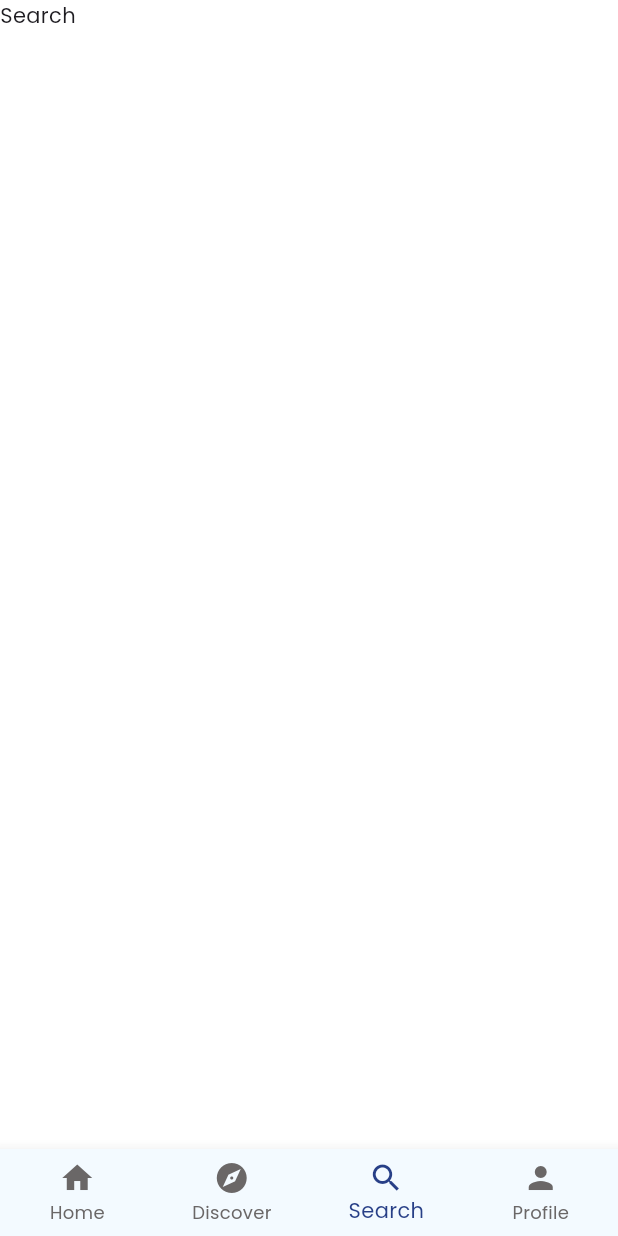
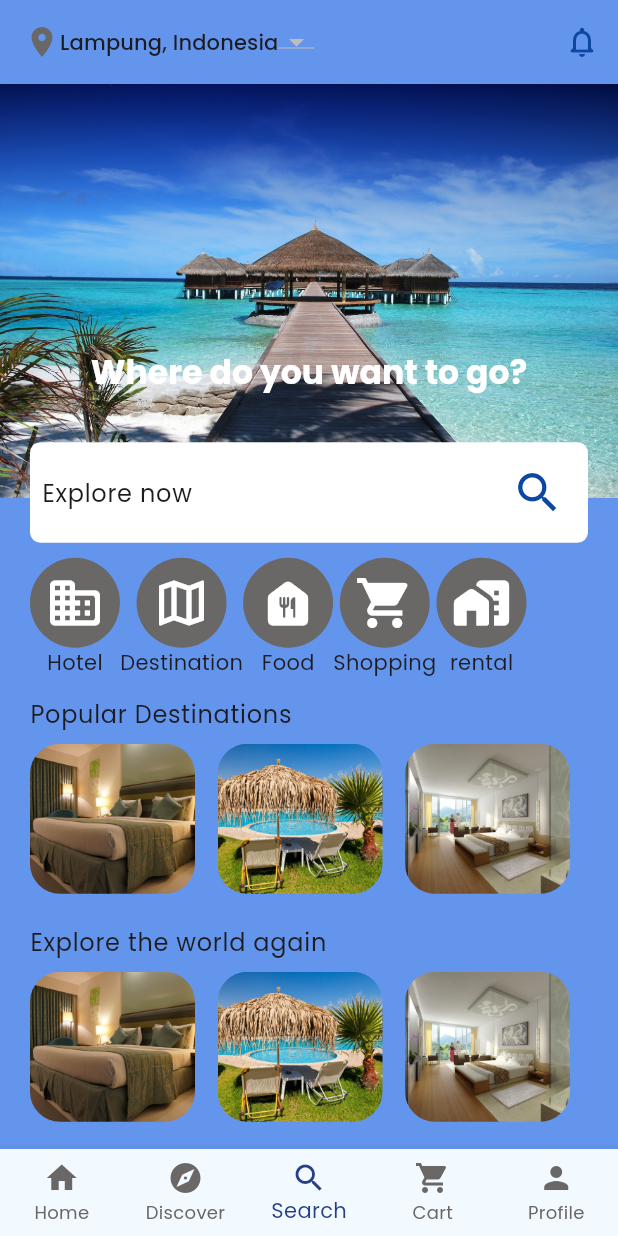
Before and after one commit to LizWahome/Dala, a Flutter app: the DashBoardPage screen opened by its route, item 3 of the bottom bar chosen, on a phone screen of 412 x 824 dp. Run offline on Flutter 3.47's test engine with Material 3 defaults, Android fonts, the phone set to English and light mode, and no system bars; drawn by our look-alikes of overlay_support; our stand-ins replace flex_color_scheme, flutter_rating_bar, flutter_riverpod, go_router, google_fonts, smooth_page_indicator.

Commit message:
discover/search

```diff
--- a/lib/common/widgets/horizontal_list.dart
+++ b/lib/common/widgets/horizontal_list.dart
@@ -3,8 +3,21 @@ import 'package:delivery_app/features/dashboard/home/models/models.dart';
 import 'package:flutter/material.dart';
 
 class HorizontalList extends StatefulWidget {
+  final double? height;
+  final double? width;
+  final double? boxHeight;
+  final double? sizedBox;
+  final Widget? widget;
+  final bool isText;
+  final double? borderRadius;
   const HorizontalList(
-      {super.key});
+      {super.key,
+      this.height,
+      this.width,
+      this.boxHeight,
+      this.sizedBox,
+      this.widget,
+      this.isText = false, this.borderRadius});
 
   @override
   State<HorizontalList> createState() => _HorizontalListState();
@@ -31,7 +44,7 @@ class _HorizontalListState extends State<HorizontalList> {
   @override
   Widget build(BuildContext context) {
     return SizedBox(
-      height: 200,
+      height: widget.boxHeight ?? 200,
       child: ListView.separated(
           scrollDirection: Axis.horizontal,
           itemBuilder: (context, index) {
@@ -39,17 +52,20 @@ class _HorizontalListState extends State<HorizontalList> {
             return Column(
               children: [
                 Container(
-                  width: 160,
-                  height: 160,
+                  width: widget.width ?? 160,
+                  height: widget.height ?? 160,
                   decoration: BoxDecoration(
-                      borderRadius: BorderRadius.circular(30),
+                      borderRadius: BorderRadius.circular(widget.borderRadius?? 30),
                       image: DecorationImage(
                           fit: BoxFit.cover,
                           image: AssetImage(recomend.image))),
                 ),
-                Text(
+                widget.isText
+                    ? SizedBox()
+                    : Text(
                         recomend.text,
                       ),
+                widget.widget ??
                     Row(
                       children: [
                         Icon(
@@ -67,12 +83,12 @@ class _HorizontalListState extends State<HorizontalList> {
                           recomend.distance,
                         )
                       ],
-                )
+                    ),
               ],
             );
           },
           separatorBuilder: (context, index) {
-            return const SizedBox(width: 15);
+            return SizedBox(width: widget.sizedBox ?? 15);
           },
           itemCount: recommended.length),
     );
--- a/lib/features/dashboard/view/dashboard.dart
+++ b/lib/features/dashboard/view/dashboard.dart
@@ -1,5 +1,8 @@
 import 'package:delivery_app/common/extension/theme_colors.dart';
+import 'package:delivery_app/features/dashboard/view/cart/cart.dart';
+import 'package:delivery_app/features/dashboard/view/discover/discover.dart';
 import 'package:delivery_app/features/dashboard/view/homepage/homepage.dart';
+import 'package:delivery_app/features/dashboard/view/search/search.dart';
 import 'package:flutter/material.dart';
 import 'package:flutter_riverpod/flutter_riverpod.dart';
 
@@ -13,8 +16,9 @@ class DashBoardPage extends ConsumerStatefulWidget {
 class _DashBoardPageState extends ConsumerState<DashBoardPage> {
   final List<Widget> _pages = [
     const HomePage(),
-    const Text("Discover"),
-    const Text("Search"),
+    const DiscoverPage(),
+    const SearchPage(),
+    const CartPage(),
     const Text("Profile")
   ];
   final pageProvider = StateProvider<int>((ref) => 0);
@@ -45,6 +49,7 @@ class _DashBoardPageState extends ConsumerState<DashBoardPage> {
             label: "Search",
             icon: Icon(Icons.search),
           ),
+          BottomNavigationBarItem(icon: Icon(Icons.shopping_cart), label: "Cart"),
           BottomNavigationBarItem(
             label: "Profile",
             icon: Icon(Icons.person),
--- /dev/null
+++ b/lib/features/dashboard/view/search/search.dart
@@ -0,0 +1,136 @@
+import 'package:delivery_app/common/extension/text_styles.dart';
+import 'package:delivery_app/common/extension/theme_colors.dart';
+import 'package:delivery_app/common/widgets/horizontal_list.dart';
+import 'package:delivery_app/features/dashboard/home/models/models.dart';
+import 'package:flutter/material.dart';
+
+class SearchPage extends StatefulWidget {
+  const SearchPage({super.key});
+
+  @override
+  State<SearchPage> createState() => _SearchPageState();
+}
+
+class _SearchPageState extends State<SearchPage> {
+  final List<Categories> categories = [
+    Categories(icon: Icons.business_rounded, text: "Hotel"),
+    Categories(icon: Icons.map_outlined, text: "Destination"),
+    Categories(icon: Icons.food_bank_rounded, text: "Food"),
+    Categories(icon: Icons.shopping_cart, text: "Shopping"),
+    Categories(icon: Icons.maps_home_work_rounded, text: "rental"),
+  ];
+  @override
+  Widget build(BuildContext context) {
+    return Scaffold(
+      backgroundColor: context.primary,
+      appBar: AppBar(
+        backgroundColor: context.primary,
+        title: Row(
+          children: [
+            Icon(
+              Icons.location_on,
+              color: context.tertially,
+            ),
+            Text(
+              "Lampung, Indonesia",
+              style: context.titleSmall,
+            ),
+            DropdownButton(items: [], onChanged: (value) {})
+          ],
+        ),
+        actions: [
+          IconButton(
+              onPressed: () {},
+              icon: Icon(
+                Icons.notifications_none_rounded,
+                color: Colors.blue.shade900,
+              ))
+        ],
+      ),
+      body: ListView(
+        children: [
+          Stack(clipBehavior: Clip.none, children: [
+            Image.asset("assets/images/beach-666122_1280.jpg"),
+            Positioned(
+                left: 0,
+                right: 0,
+                bottom: -30,
+                child: Container(
+                  margin: const EdgeInsets.symmetric(horizontal: 20),
+                  padding: const EdgeInsets.all(8),
+                  decoration: BoxDecoration(
+                      color: context.scaffoldColor,
+                      borderRadius: BorderRadius.circular(7)),
+                  child: Row(
+                    mainAxisAlignment: MainAxisAlignment.spaceBetween,
+                    children: [
+                      Text(
+                        "Explore now",
+                        style: context.bodyLarge,
+                      ),
+                      IconButton(
+                          onPressed: () {},
+                          icon: Icon(
+                            Icons.search,
+                            color: Colors.blue.shade900,
+                            size: 35,
+                          ))
+                    ],
+                  ),
+                )),
+            Positioned(
+                left: 0,
+                right: 0,
+                bottom: 70,
+                child: Text(
+                  "Where do you want to go?",
+                  textAlign: TextAlign.center,
+                  style: context.titleLarge?.copyWith(
+                      color: context.scaffoldColor,
+                      fontWeight: FontWeight.bold),
+                ))
+          ]),
+          Container(
+            margin: const EdgeInsets.symmetric(horizontal: 20, vertical: 40),
+            child: Column(
+              crossAxisAlignment: CrossAxisAlignment.start,
+              children: [
+                Wrap(
+                  children: List.generate(categories.length, (index) {
+                    return Column(
+                      children: [
+                        CircleAvatar(
+                          radius: 30,
+                          backgroundColor: context.tertially,
+                          child: Padding(
+                            padding: const EdgeInsets.all(10.0),
+                            child: Icon(
+                              categories[index].icon,
+                              size: 40,
+                              color: Colors.white,
+                            ),
+                          ),
+                        ),
+                        Text(categories[index].text)
+                      ],
+                    );
+                  }),
+                ),
+                Padding(
+                  padding: const EdgeInsets.only(top: 12.0, bottom: 8),
+                  child: Text("Popular Destinations", style: context.bodyLarge,),
+                ),
+                      const HorizontalList(boxHeight: 120, height: 100, width: 110,widget: SizedBox(), isText: true, borderRadius: 20,),
+                       Padding(
+                  padding: const EdgeInsets.only( bottom: 8),
+                  child: Text("Explore the world again", style: context.bodyLarge,),
+                ),
+                       const HorizontalList(boxHeight: 120, height: 100, width: 110, widget: SizedBox(),isText: true, borderRadius: 20,)
+              ],
+            ),
+          ),
+        ],
+      ),
+    );
+  }
+}
--- a/pubspec.yaml
+++ b/pubspec.yaml
@@ -41,6 +41,7 @@ dependencies:
   flex_color_scheme: ^7.3.1
   google_fonts: ^6.1.0
   smooth_page_indicator: ^1.1.0
+  flutter_rating_bar: ^4.0.1
 
 dev_dependencies:
   flutter_test:
```
Also changed, not shown: lib/common/widgets/one_line_row.dart (+4 -3 lines), lib/features/dashboard/home/home2.dart (+2 -45 lines), lib/features/dashboard/home/widgets/row_widget.dart (+37 -1 lines), lib/features/dashboard/home/widgets/wrap_widget.dart (added, +62 -0 lines), lib/features/dashboard/view/cart/cart.dart (added, +11 -0 lines), lib/features/dashboard/view/discover/discover.dart (added, +73 -0 lines), lib/features/dashboard/view/discover/models/models.dart (added, +8 -0 lines), lib/features/dashboard/view/discover/tabs/hotel/details.dart (added, +115 -0 lines), lib/features/dashboard/view/discover/tabs/hotel/hotel.dart (added, +144 -0 lines), lib/features/dashboard/view/homepage/homepage.dart (+10 -5 lines), lib/router/go_router.dart (+33 -0 lines), assets/images/beach-666122_1280.jpg (added), pubspec.lock. Lines whose indentation alone changed are shown as unchanged.
